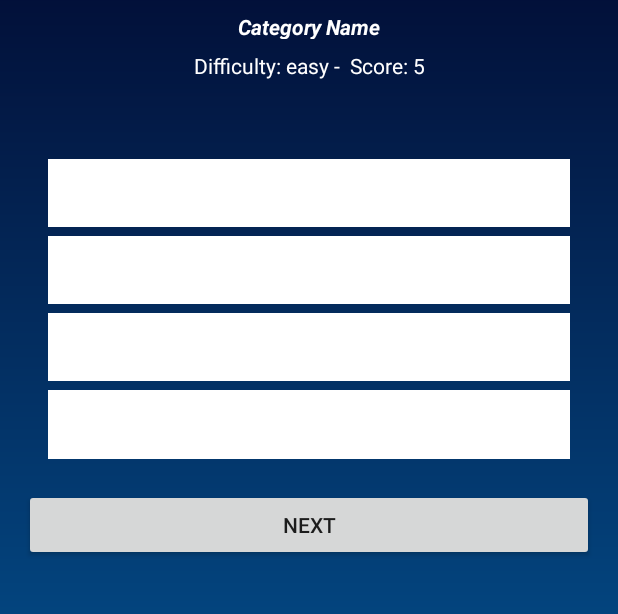
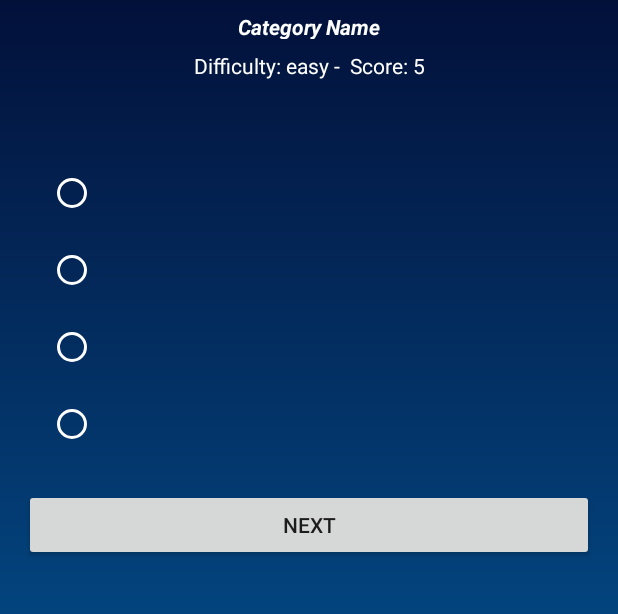
Before and after one commit to hotaanubhab/ASJ-X-2021, an Android app: the MultipleChoiceActivity screen opened directly, with no data from a screen before it, after a tap on "NEXT", on a phone screen of 412 x 824 dp, the part 279-893 px from its top. Run offline under Robolectric (Android 15) with nearby library versions, the phone set to English and light mode, and no system bars; network calls fail; Roboto replaces fonts that are not available here; 1 statement that could not run was skipped; 1 other tap on this screen came first.

Commit message:
MCQ button fix working

```diff
--- a/app/src/main/java/com/triple5/quizdown/MultipleChoiceActivity.kt
+++ b/app/src/main/java/com/triple5/quizdown/MultipleChoiceActivity.kt
@@ -188,7 +188,7 @@ class  MultipleChoiceActivity : AppCompatActivity() {
     }
 
     private fun clearRadioAnswer(radio : RadioButton) {
-        radio.setBackgroundColor(Color.WHITE)
+        radio.setBackgroundColor(Color.TRANSPARENT)
         radio.isChecked = false
         radio.isEnabled = true
     }
--- a/app/src/main/res/layout/activity_yes_no_choice.xml
+++ b/app/src/main/res/layout/activity_yes_no_choice.xml
@@ -36,7 +36,6 @@
             android:contentDescription="content @android:string/fingerprint_icon_content_description"
             android:layout_marginTop="8dp" app:layout_constraintTop_toBottomOf="@+id/categoryName"/>
     <TextView
-            android:text="@string/question"
             android:textColor="#ffffff"
             app:fontFamily="@font/allerta"
             android:layout_width="wrap_content"
```
